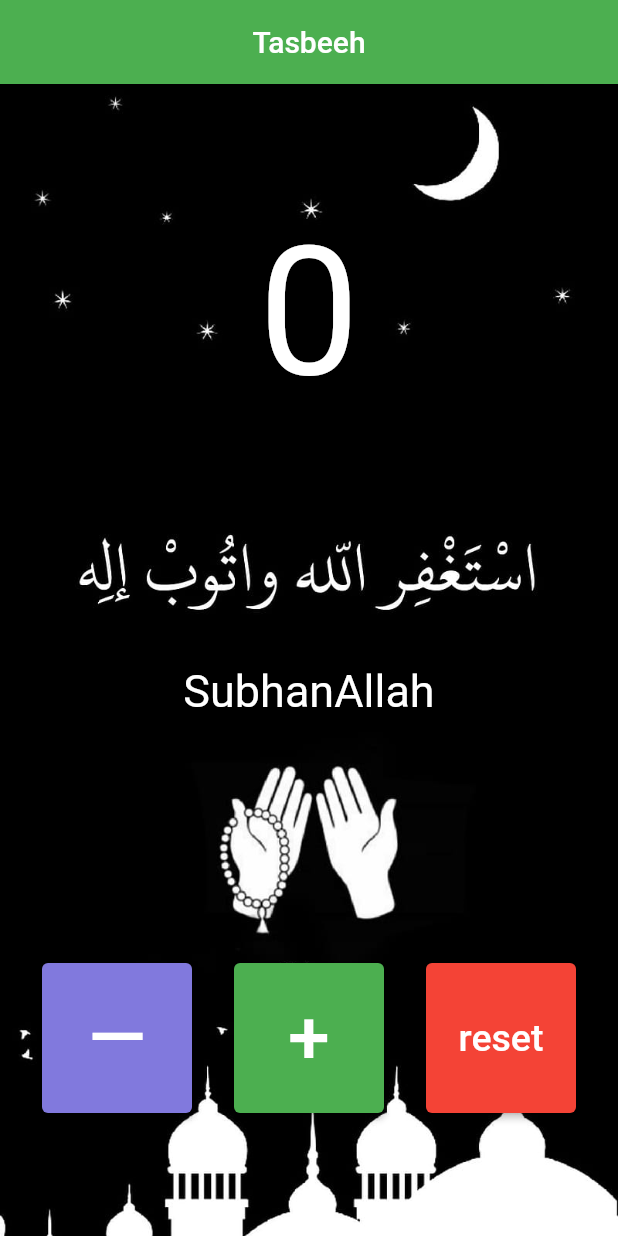
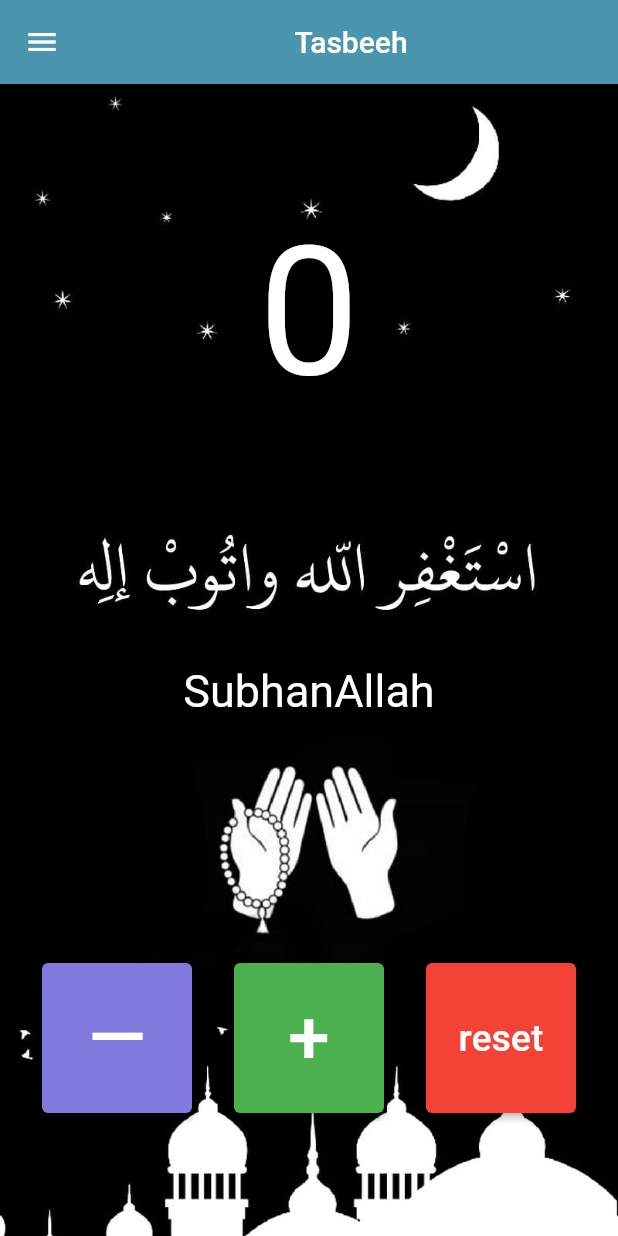
Before and after one commit to Shirinboyev/buttonnavigation, a Flutter app: the screen it shows after launch, on a phone screen of 412 x 824 dp. Run offline on Flutter 3.47's test engine with Material 2 defaults, Android fonts, the phone set to English and light mode, and no system bars.

Commit message:
Calculator and tasbeeh

```diff
--- a/lib/main.dart
+++ b/lib/main.dart
@@ -1,71 +1,116 @@
 import 'package:flutter/material.dart';
-void main(){
-  runApp(MyApp());
+import 'package:tasbeeh/calculator.dart';
+
+void main() {
+  runApp(MaterialApp(
+    debugShowCheckedModeBanner: false,
+    home: Tasbeeh(),
+  ));
 }
-class MyApp extends StatefulWidget {
-  const MyApp({super.key});
+
+class Tasbeeh extends StatefulWidget {
+  const Tasbeeh({super.key});
 
   @override
-  State<MyApp> createState() => _MyAppState();
+  State<Tasbeeh> createState() => _MyAppState();
 }
-class _MyAppState extends State<MyApp> {
+
+class _MyAppState extends State<Tasbeeh> {
   int scale = 0;
   @override
   Widget build(BuildContext context) {
-    return MaterialApp(
-      debugShowCheckedModeBanner: false,
-        home: Scaffold(
-          appBar: AppBar(title: Center(child: Text('Tasbeeh')),backgroundColor: Colors.green,),
+    return SafeArea(
+      child: Scaffold(
+        drawer: Drawer(
+          child: Column(
+            children: [
+              TextButton(
+                onPressed: () {
+                  Navigator.push(context,
+                      MaterialPageRoute(builder: (context) => Calculator()));
+                },
+                child: Text("Calculator Page"),
+              )
+            ],
+          ),
+        ),
+        appBar: AppBar(
+          title: Center(child: Text('Tasbeeh')),
+          backgroundColor: Color.fromARGB(255, 76, 149, 175),
+        ),
         body: Container(
           width: double.infinity,
           height: double.infinity,
           decoration: BoxDecoration(
-          image: DecorationImage(image: AssetImage('images/tasbeeh.png'),
-          fit: BoxFit.cover
+            image: DecorationImage(
+                image: AssetImage('images/tasbeeh.png'), fit: BoxFit.cover),
           ),
+          child: Column(
+            mainAxisAlignment: MainAxisAlignment.spaceAround,
+            children: [
+              Text(
+                '$scale',
+                style: TextStyle(fontSize: 120, color: Colors.white),
               ),
-
-            child: Column(mainAxisAlignment: MainAxisAlignment.spaceAround,
-              children: [
-                Text('$scale',style: TextStyle(fontSize: 120,color: Colors.white),),
-                if(scale < 33 && scale >= 0)
-                Text('SubhanAllah',style: TextStyle(fontSize: 30,color: Colors.white)),
-                if(scale < 66 && scale >= 33)
-                Text('Alhamdulillah',style: TextStyle(fontSize: 30,color: Colors.white)),
-                      if(scale < 99 && scale >= 66 )
-                Text('Allohu Akbar',style: TextStyle(fontSize: 30,color: Colors.white)),
-                 if(scale < 100 && scale >= 99 )
+              if (scale < 33 && scale >= 0)
+                Text('SubhanAllah',
+                    style: TextStyle(fontSize: 30, color: Colors.white)),
+              if (scale < 66 && scale >= 33)
+                Text('Alhamdulillah',
+                    style: TextStyle(fontSize: 30, color: Colors.white)),
+              if (scale < 99 && scale >= 66)
+                Text('Allohu Akbar',
+                    style: TextStyle(fontSize: 30, color: Colors.white)),
+              if (scale < 100 && scale >= 99)
                 Text("""               La Ilaha Illalohu,
                     Wahdahula Sharika Lahu ,
                     Lahul-Mulku Wa Lahul-Hamdu,
                     Wa Huwa'AlaKulli  Sha'in Qadir
-                  """,style: TextStyle(fontSize: 20,color: Colors.white)),
+                    """, style: TextStyle(fontSize: 20, color: Colors.white)),
+              //if(scale > 100)
+              // scale = 1,
 
-                Row(mainAxisAlignment: MainAxisAlignment.spaceEvenly,
+              Row(
+                mainAxisAlignment: MainAxisAlignment.spaceEvenly,
                 children: [
                   ElevatedButton(
-                      style: ElevatedButton.styleFrom(fixedSize: Size(100, 100),backgroundColor: Color(0xFF8179DD)),
-                      onPressed: (){
+                      style: ElevatedButton.styleFrom(
+                          fixedSize: Size(100, 100),
+                          backgroundColor: Color(0xFF8179DD)),
+                      onPressed: () {
                         setState(() {
-                        if(scale != 0){
-                          scale -=1;
+                          if (scale != 0) {
+                            scale -= 1;
                           }
                         });
-                    }, child: Text('—',style: TextStyle(fontSize: 50),)),
+                      },
+                      child: Text(
+                        '—',
+                        style: TextStyle(fontSize: 50),
+                      )),
                   ElevatedButton(
-                      style: ElevatedButton.styleFrom(fixedSize: Size(100, 100),backgroundColor: Colors.green),
-                      onPressed: (){
+                      style: ElevatedButton.styleFrom(
+                          fixedSize: Size(100, 100),
+                          backgroundColor: Colors.green),
+                      onPressed: () {
                         setState(() {
-                        scale +=1;
+                          scale += 1;
                         });
-                    }, child: Text('+',style: TextStyle(fontSize: 50),)),
+                      },
+                      child: Text(
+                        '+',
+                        style: TextStyle(fontSize: 50),
+                      )),
                   ElevatedButton(
-                      style: ElevatedButton.styleFrom(fixedSize: Size(100,100),backgroundColor: Colors.red),
-                      onPressed: (){
+                      style: ElevatedButton.styleFrom(
+                          fixedSize: Size(100, 100),
+                          backgroundColor: Colors.red),
+                      onPressed: () {
                         setState(() {
                           scale = 0;
                         });
-                    }, child: Text('reset',style: TextStyle(fontSize: 25))),
+                      },
+                      child: Text('reset', style: TextStyle(fontSize: 25))),
                 ],
               )
             ],
```
Also changed, not shown: lib/calculator.dart (added, +236 -0 lines), pubspec.lock, 1 other file. Lines whose indentation alone changed are shown as unchanged.
